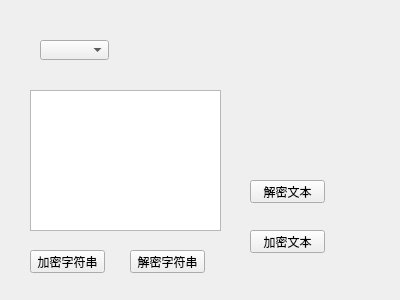
five6516/QT_Tool, file QT_Tool/QT_Plugin/QT_Plugin_Encryption/Form.ui: the form before one commit.
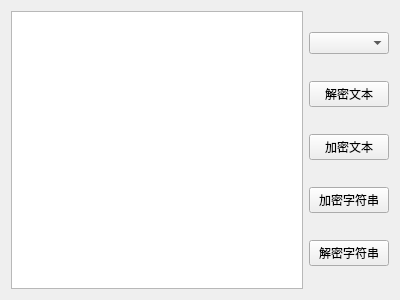
The form after the commit.

Commit message: 增加加密解密文件功能

What changed in the file:
```diff
--- a/QT_Tool/QT_Plugin/QT_Plugin_Encryption/Form.ui
+++ b/QT_Tool/QT_Plugin/QT_Plugin_Encryption/Form.ui
@@ -13,78 +13,46 @@
   <property name="windowTitle">
    <string>Form</string>
   </property>
-  <widget class="QComboBox" name="comboBox">
-   <property name="geometry">
-    <rect>
-     <x>40</x>
-     <y>40</y>
-     <width>69</width>
-     <height>20</height>
-    </rect>
-   </property>
-  </widget>
-  <widget class="QPlainTextEdit" name="plainTextEdit">
-   <property name="geometry">
-    <rect>
-     <x>30</x>
-     <y>90</y>
-     <width>191</width>
-     <height>141</height>
-    </rect>
-   </property>
-  </widget>
-  <widget class="QPushButton" name="encrypt_pushButton">
-   <property name="geometry">
-    <rect>
-     <x>30</x>
-     <y>250</y>
-     <width>75</width>
-     <height>23</height>
-    </rect>
-   </property>
-   <property name="text">
-    <string>加密字符串</string>
-   </property>
-  </widget>
-  <widget class="QPushButton" name="decrypt_pushButton">
-   <property name="geometry">
-    <rect>
-     <x>130</x>
-     <y>250</y>
-     <width>75</width>
-     <height>23</height>
-    </rect>
-   </property>
-   <property name="text">
-    <string>解密字符串</string>
-   </property>
-  </widget>
-  <widget class="QPushButton" name="decryptfile_pushButton">
-   <property name="geometry">
-    <rect>
-     <x>250</x>
-     <y>180</y>
-     <width>75</width>
-     <height>23</height>
-    </rect>
-   </property>
-   <property name="text">
-    <string>解密文本</string>
-   </property>
-  </widget>
-  <widget class="QPushButton" name="encryptfile_pushButton">
-   <property name="geometry">
-    <rect>
-     <x>250</x>
-     <y>230</y>
-     <width>75</width>
-     <height>23</height>
-    </rect>
-   </property>
-   <property name="text">
-    <string>加密文本</string>
-   </property>
-  </widget>
+  <layout class="QGridLayout" name="gridLayout">
+   <item row="0" column="0">
+    <widget class="QPlainTextEdit" name="plainTextEdit"/>
+   </item>
+   <item row="0" column="1">
+    <layout class="QVBoxLayout" name="verticalLayout">
+     <item>
+      <widget class="QComboBox" name="comboBox"/>
+     </item>
+     <item>
+      <widget class="QPushButton" name="decryptfile_pushButton">
+       <property name="text">
+        <string>解密文本</string>
+       </property>
+      </widget>
+     </item>
+     <item>
+      <widget class="QPushButton" name="encryptfile_pushButton">
+       <property name="text">
+        <string>加密文本</string>
+       </property>
+      </widget>
+     </item>
+     <item>
+      <widget class="QPushButton" name="encrypt_pushButton">
+       <property name="text">
+        <string>加密字符串</string>
+       </property>
+      </widget>
+     </item>
+     <item>
+      <widget class="QPushButton" name="decrypt_pushButton">
+       <property name="text">
+        <string>解密字符串</string>
+       </property>
+      </widget>
+     </item>
+    </layout>
+   </item>
+  </layout>
  </widget>
  <resources/>
  <connections/>
```
The commit also changes 3 other files.
